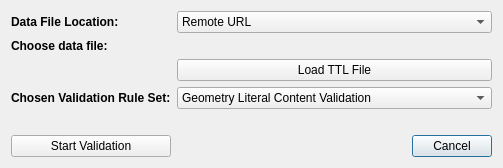
This is dialogs/ui/graphvalidationdialog.ui in sparqlunicorn/sparqlunicornGoesGIS as Qt 5 draws it before an edit. The edited form follows.
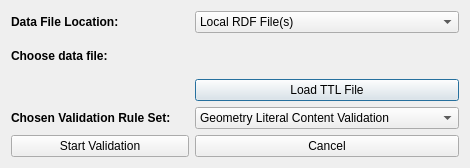
This is the edited form. Custom widgets are drawn as their Qt base class.

What changed in the file:
```diff
--- a/dialogs/ui/graphvalidationdialog.ui
+++ b/dialogs/ui/graphvalidationdialog.ui
@@ -6,54 +6,16 @@
    <rect>
     <x>0</x>
     <y>0</y>
-    <width>503</width>
-    <height>141</height>
+    <width>470</width>
+    <height>168</height>
    </rect>
   </property>
   <property name="windowTitle">
    <string>Dialog</string>
   </property>
+  <layout class="QGridLayout" name="gridLayout_2">
+   <item row="0" column="0">
   <layout class="QGridLayout" name="gridLayout">
-   <item row="5" column="1" colspan="2">
-    <spacer name="horizontalSpacer_2">
-     <property name="orientation">
-      <enum>Qt::Horizontal</enum>
-     </property>
-     <property name="sizeHint" stdset="0">
-      <size>
-       <width>40</width>
-       <height>20</height>
-      </size>
-     </property>
-    </spacer>
-   </item>
-   <item row="5" column="3">
-    <widget class="QPushButton" name="cancelButton">
-     <property name="text">
-      <string>Cancel</string>
-     </property>
-    </widget>
-   </item>
-   <item row="3" column="0">
-    <widget class="QLabel" name="label">
-     <property name="font">
-      <font>
-       <weight>75</weight>
-       <bold>true</bold>
-      </font>
-     </property>
-     <property name="text">
-      <string>Chosen Validation Rule Set:</string>
-     </property>
-    </widget>
-   </item>
-   <item row="2" column="1" colspan="3">
-    <widget class="QPushButton" name="loadDataFileButton">
-     <property name="text">
-      <string>Load TTL File</string>
-     </property>
-    </widget>
-   </item>
    <item row="1" column="0">
     <widget class="QLabel" name="chooseDataFileLabel">
      <property name="font">
@@ -67,34 +29,21 @@
      </property>
     </widget>
    </item>
-   <item row="4" column="1">
-    <spacer name="horizontalSpacer">
-     <property name="orientation">
-      <enum>Qt::Horizontal</enum>
-     </property>
-     <property name="sizeHint" stdset="0">
-      <size>
-       <width>40</width>
-       <height>20</height>
-      </size>
-     </property>
-    </spacer>
-   </item>
-   <item row="5" column="0">
-    <widget class="QPushButton" name="startValidationButton">
+     <item row="0" column="1">
+      <widget class="QComboBox" name="dataFileLocationCBox">
+       <item>
      <property name="text">
-      <string>Start Validation</string>
-     </property>
-    </widget>
-   </item>
-   <item row="1" column="1" colspan="3">
-    <widget class="QLabel" name="chosenDataFile">
+         <string>Local RDF File(s)</string>
+        </property>
+       </item>
+       <item>
      <property name="text">
-      <string/>
-     </property>
-    </widget>
-   </item>
-   <item row="3" column="1" colspan="3">
+         <string>RDF Resource from URI</string>
+        </property>
+       </item>
+      </widget>
+     </item>
+     <item row="3" column="1">
     <widget class="QComboBox" name="chosenValidatorFile">
      <item>
       <property name="text">
@@ -123,18 +72,11 @@
      </item>
     </widget>
    </item>
-   <item row="0" column="1" colspan="3">
-    <widget class="QComboBox" name="dataFileLocationCBox">
-     <item>
+     <item row="2" column="1">
+      <widget class="QPushButton" name="loadDataFileButton">
       <property name="text">
-       <string>Remote URL</string>
-      </property>
-     </item>
-     <item>
-      <property name="text">
-       <string>Local File(s)</string>
-      </property>
-     </item>
+        <string>Load TTL File</string>
+       </property>
     </widget>
    </item>
    <item row="0" column="0">
@@ -150,8 +92,51 @@
      </property>
     </widget>
    </item>
-  </layout>
+     <item row="3" column="0">
+      <widget class="QLabel" name="label">
+       <property name="font">
+        <font>
+         <weight>75</weight>
+         <bold>true</bold>
+        </font>
+       </property>
+       <property name="text">
+        <string>Chosen Validation Rule Set:</string>
+       </property>
+      </widget>
+     </item>
+     <item row="1" column="1">
+      <widget class="QgsFileWidget" name="validationFileWidget">
+       <property name="storageMode">
+        <enum>QgsFileWidget::GetMultipleFiles</enum>
+       </property>
+      </widget>
+     </item>
+     <item row="4" column="1">
+      <widget class="QPushButton" name="cancelButton">
+       <property name="text">
+        <string>Cancel</string>
+       </property>
+      </widget>
+     </item>
+     <item row="4" column="0">
+      <widget class="QPushButton" name="startValidationButton">
+       <property name="text">
+        <string>Start Validation</string>
+       </property>
+      </widget>
+     </item>
+    </layout>
+   </item>
+  </layout>
  </widget>
+ <customwidgets>
+  <customwidget>
+   <class>QgsFileWidget</class>
+   <extends>QWidget</extends>
+   <header>qgsfilewidget.h</header>
+  </customwidget>
+ </customwidgets>
  <resources/>
  <connections/>
 </ui>
```
Lines whose indentation alone changed are shown as unchanged.
